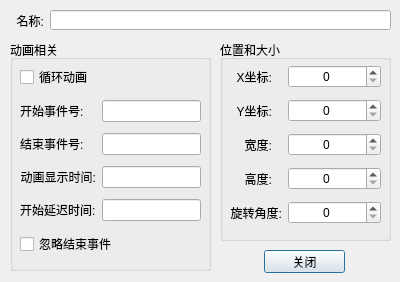
Old version of the form WorkFlow/citempropertydialog.ui in the repository wc227/PSDPPRV.
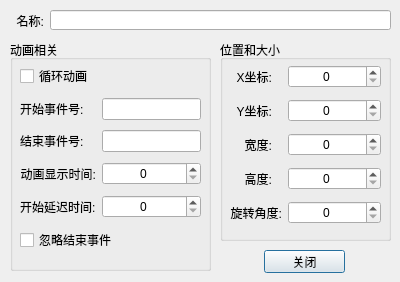
New version of the form.

Diff of the .ui file:
```diff
--- a/WorkFlow/citempropertydialog.ui
+++ b/WorkFlow/citempropertydialog.ui
@@ -297,7 +297,7 @@
    <property name="title">
     <string>动画相关</string>
    </property>
-   <widget class="QWidget" name="">
+   <widget class="QWidget" name="layoutWidget">
     <property name="geometry">
      <rect>
       <x>10</x>
@@ -350,20 +350,6 @@
        </property>
       </widget>
      </item>
-     <item row="4" column="1">
-      <widget class="QLineEdit" name="lineEdit_StartDelay">
-       <property name="toolTip">
-        <string>单位：秒</string>
-       </property>
-      </widget>
-     </item>
-     <item row="3" column="1">
-      <widget class="QLineEdit" name="lineEdit_Duration">
-       <property name="toolTip">
-        <string>单位：秒</string>
-       </property>
-      </widget>
-     </item>
      <item row="1" column="1">
       <widget class="QLineEdit" name="lineEdit_Event_Start"/>
      </item>
@@ -384,6 +370,32 @@
        </property>
       </widget>
      </item>
+     <item row="3" column="1">
+      <widget class="QSpinBox" name="spinBox_Duriation">
+       <property name="alignment">
+        <set>Qt::AlignCenter</set>
+       </property>
+       <property name="maximum">
+        <number>100000</number>
+       </property>
+       <property name="singleStep">
+        <number>100</number>
+       </property>
+      </widget>
+     </item>
+     <item row="4" column="1">
+      <widget class="QSpinBox" name="spinBox_StartDelay">
+       <property name="alignment">
+        <set>Qt::AlignCenter</set>
+       </property>
+       <property name="maximum">
+        <number>100000</number>
+       </property>
+       <property name="singleStep">
+        <number>100</number>
+       </property>
+      </widget>
+     </item>
     </layout>
    </widget>
   </widget>
```
Left out of the diff: 8 changed lines with no effect on the pictures.
